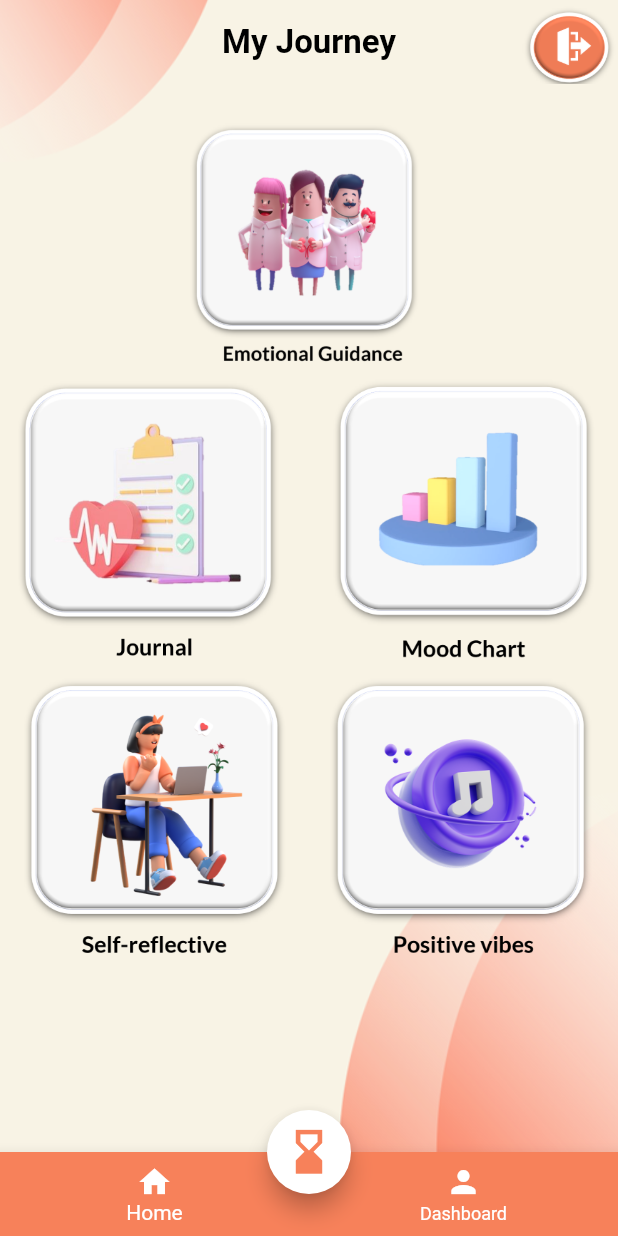
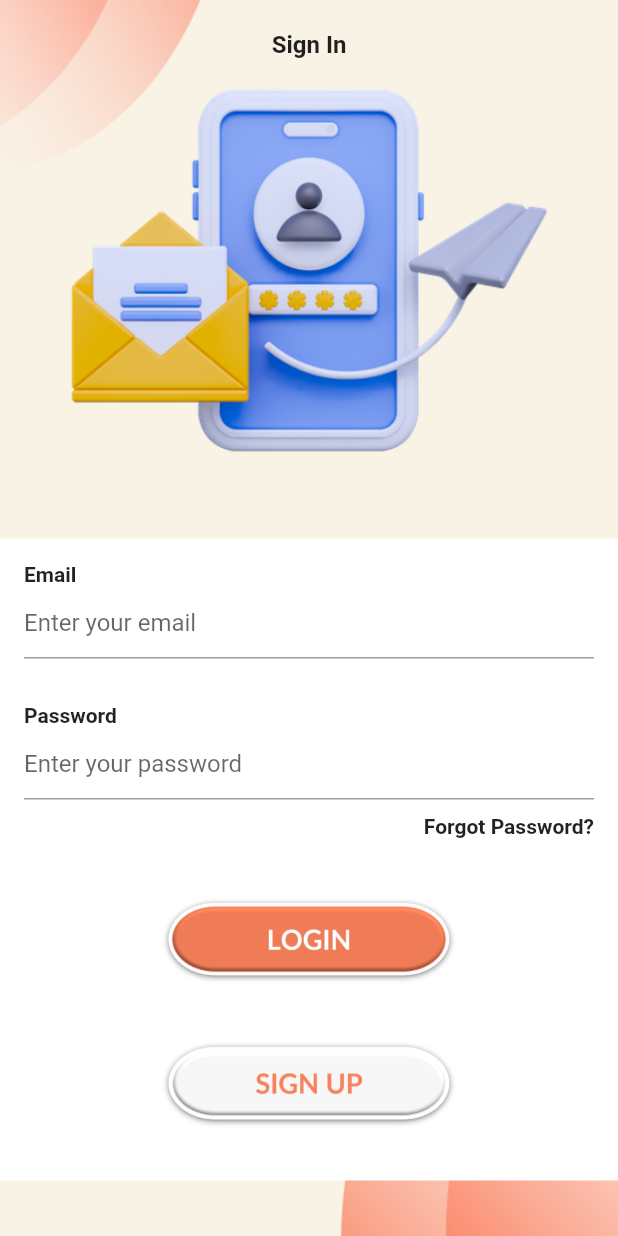
Before and after one commit to Jasline0312/Therapist, a Flutter app: the screen it shows after launch, on a phone screen of 412 x 824 dp. Run offline on Flutter 3.47's test engine with Material 2 defaults, Android fonts, the phone set to English and light mode, and no system bars; our stand-ins replace carousel_slider, cloud_firestore, firebase_auth, firebase_core; accounts and stored records are empty; Roboto replaces fonts that are missing (Lucida).

Commit message:
new login & register page

```diff
--- a/lib/DashboardPage.dart
+++ b/lib/DashboardPage.dart
@@ -2,7 +2,7 @@ import 'package:firebase_auth/firebase_auth.dart';
 import 'package:flutter/cupertino.dart';
 import 'package:flutter/material.dart';
 import 'package:therapist/controllers/FirebaseAuthService.dart';
-import 'package:therapist/login.dart';
+import 'package:therapist/login_page.dart';
 
 class DashboardPage extends StatefulWidget {
   const DashboardPage({Key? key}) : super(key: key);
@@ -27,7 +27,7 @@ class _DashboardPageState extends State<DashboardPage> {
                 Navigator.of(context).push(
                   MaterialPageRoute(
                     builder: (_){
-                      return Login();
+                      return const LoginPage();
                     }
                   )
                 );
--- /dev/null
+++ b/lib/login_page.dart
@@ -0,0 +1,147 @@
+import 'package:flutter/cupertino.dart';
+import 'package:flutter/material.dart';
+import 'package:therapist/sign_up_page.dart';
+
+import 'MainPage.dart';
+import 'controllers/FirebaseAuthService.dart';
+
+class LoginPage extends StatefulWidget {
+  const LoginPage({Key? key}) : super(key: key);
+
+  @override
+  State<LoginPage> createState() => _LoginPageState();
+}
+
+class _LoginPageState extends State<LoginPage> {
+
+  TextEditingController emailTextEditController = TextEditingController();
+  TextEditingController passwordTextEditController = TextEditingController();
+
+  @override
+  Widget build(BuildContext context) {
+    return Scaffold(
+      body: SizedBox.expand(
+        child: Container(
+          decoration: const BoxDecoration(
+            image: DecorationImage(
+              image: AssetImage("lib/assets/background_image.png"),
+              fit: BoxFit.cover,
+            ),
+          ),
+          child: SingleChildScrollView(
+            child: Column(
+              children: [
+                const SizedBox(height: 20),
+                const Text(
+                  'Sign In',
+                  style: TextStyle(
+                    fontSize: 16,
+                    fontWeight: FontWeight.bold,
+                  ),
+                ),
+                Image.asset(
+                  'lib/assets/login.png',
+                  height: 320,
+                ),
+                Container(
+                  color: Colors.white,
+                  padding: const EdgeInsets.all(16.0),
+                  child: Column(
+                    mainAxisSize: MainAxisSize.min,
+                    crossAxisAlignment: CrossAxisAlignment.start,
+                    children: [
+                      const Text(
+                        'Email',
+                        style: TextStyle(
+                          fontWeight: FontWeight.bold
+                        ),
+                      ),
+                      TextField(
+                        controller: emailTextEditController,
+                        decoration: const InputDecoration(
+                          hintText: 'Enter your email'
+                        ),
+                      ),
+                      const SizedBox(height: 30),
+                      const Text(
+                        'Password',
+                        style: TextStyle(
+                            fontWeight: FontWeight.bold
+                        ),
+                      ),
+                      TextField(
+                        controller: passwordTextEditController,
+                        obscureText: true,
+                        decoration: const InputDecoration(
+                            hintText: 'Enter your password'
+                        ),
+                      ),
+                      const SizedBox(height: 10),
+                      const Align(
+                        alignment: Alignment.centerRight,
+                        child: Text(
+                          'Forgot Password?',
+                          style: TextStyle(
+                            fontWeight: FontWeight.bold
+                          ),
+                        ),
+                      ),
+                      const SizedBox(height: 20),
+                      Align(
+                        alignment: Alignment.center,
+                        child: TextButton(
+                          child: Image.asset(
+                            'lib/assets/login_button.png',
+                            height: 80,
+                            width: 200,
+                          ),
+                          onPressed: () async {
+                            if(emailTextEditController.text.isNotEmpty && passwordTextEditController.text.isNotEmpty){
+                              String? result = await FirebaseAuthService.signIn(context, emailTextEditController.text, passwordTextEditController.text);
+
+                              if(result != null){
+                                ScaffoldMessenger.of(context).showSnackBar(
+                                  SnackBar(content: Text(result))
+                                );
+                              }else{
+                                Navigator.pushReplacement(
+                                  context,
+                                  CupertinoPageRoute(
+                                      builder: (_) => const MainPage()
+                                  )
+                                );
+                              }
+                            }
+                          },
+                        ),
+                      ),
+                      Align(
+                        alignment: Alignment.center,
+                        child: TextButton(
+                          child: Image.asset(
+                            'lib/assets/sign_up_button.png',
+                            height: 80,
+                            width: 200,
+                          ),
+                          onPressed: (){
+                            Navigator.pushReplacement(
+                                context,
+                                CupertinoPageRoute(
+                                    builder: (_) => const SignUpPage()
+                                )
+                            );
+                          },
+                        ),
+                      )
+                    ],
+                  ),
+                ),
+
+              ],
+            ),
+          ),
+        ),
+      ),
+    );
+  }
+}
--- a/lib/main.dart
+++ b/lib/main.dart
@@ -1,7 +1,7 @@
 import 'package:firebase_core/firebase_core.dart';
 import 'package:flutter/material.dart';
 import 'package:therapist/MainPage.dart';
-import 'package:therapist/login.dart';
+import 'package:therapist/login_page.dart';
 import 'description_screen.dart';
 
 
@@ -11,12 +11,12 @@ void main() async {
 
   runApp(
       MaterialApp(
-        initialRoute: '/main',
+        initialRoute: '/login',
         debugShowCheckedModeBanner: false,
         routes: {
           '/':(context) =>const DescriptionScreen(),
           '/main' : (context) => const MainPage(),
-          '/login' : (context) => const Login(),
+          '/login' : (context) => const LoginPage(),
         },
       )
   );
```
Also changed, not shown: lib/login.dart (deleted, +0 -78 lines), lib/sign_up_page.dart (added, +133 -0 lines), pubspec.yaml (+1 -35 lines), lib/assets/login.png (added), lib/assets/login_button.png (added), lib/assets/sign_up_button.png (added), lib/assets/signup.png (added).
